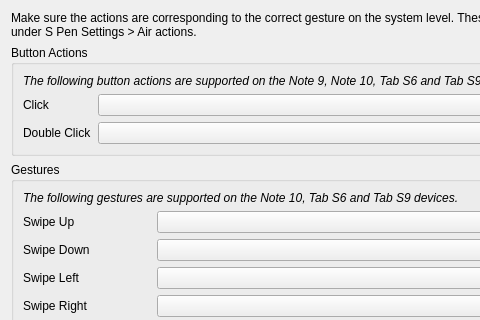
Qt form plugins/extensions/spensettings/wdg_spensettings.ui (KDE/krita) before a commit; both pictures show x 0 to 480 and y 0 to 320 of the 601 by 488 pixel window.
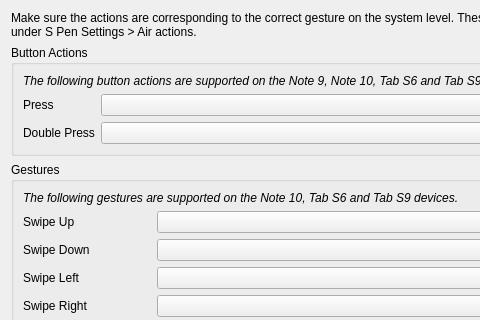
The same form after that commit.

Commit message:
S-Pen: Change click action strings to reflect modern Samsung terminology
These are called "Single press" and "Double press" in the current
Samsung UI, so our settings should reflect that. Note that it's only the
user-facing strings that are changed, so actions and settings should not
be affected.

Patch:
```diff
--- a/plugins/extensions/spensettings/wdg_spensettings.ui
+++ b/plugins/extensions/spensettings/wdg_spensettings.ui
@@ -46,7 +46,7 @@
       <item column="0" row="1">
        <widget class="QLabel" name="labelClick">
         <property name="text">
-         <string>Click</string>
+         <string>Press</string>
         </property>
        </widget>
       </item>
@@ -56,7 +56,7 @@
       <item column="0" row="2">
        <widget class="QLabel" name="labelDoubleClick">
         <property name="text">
-         <string>Double Click</string>
+         <string>Double Press</string>
         </property>
        </widget>
       </item>
```
The commit also changes 1 other file.
